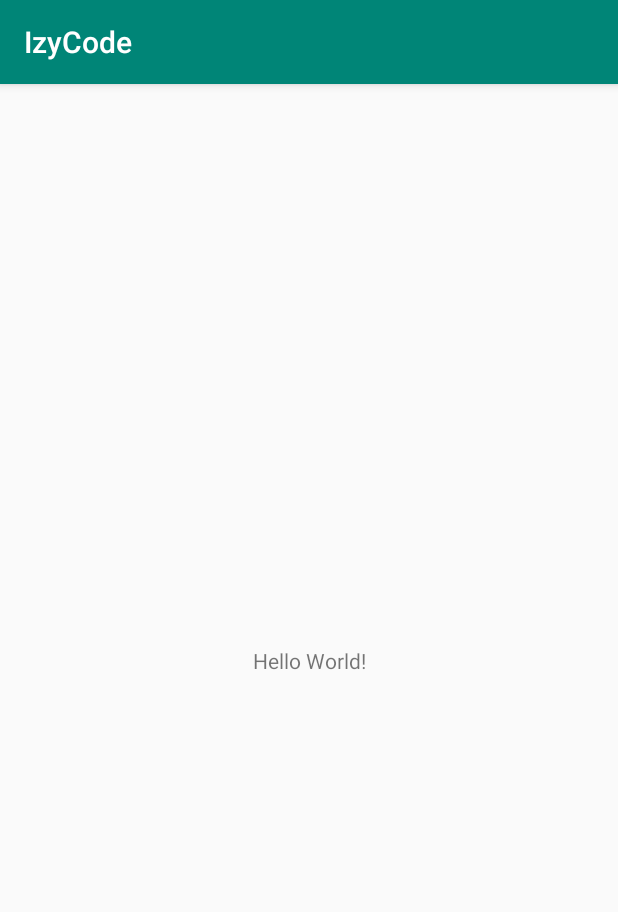
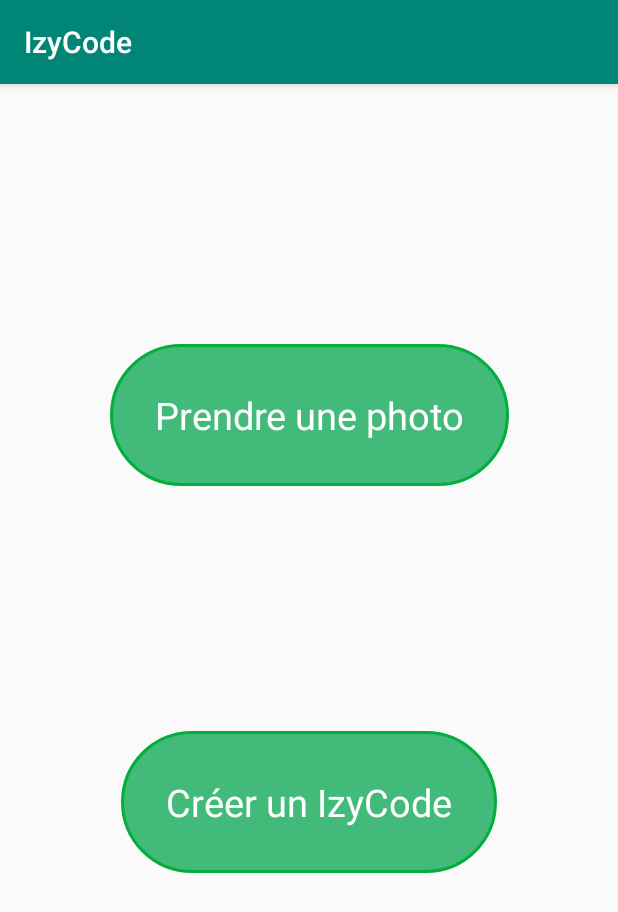
Before and after one commit to flchazelas/Projet-R-seaux-Quazza-Chazelas, an Android app: the screen it shows after launch (MainActivity), on a phone screen of 412 x 824 dp. Shown: the top 912 px of the screen. Run offline under Robolectric (Android 15) with nearby library versions, the phone set to English and light mode, and no system bars.

Commit message:
Ajout des activités de prise de photos et de creation d'izyCode. Creations des layouts correspondant.

```diff
--- a/IzyCode/app/build.gradle
+++ b/IzyCode/app/build.gradle
@@ -25,4 +25,5 @@ dependencies {
     testImplementation 'junit:junit:4.12'
     androidTestImplementation 'com.android.support.test:runner:1.0.2'
     androidTestImplementation 'com.android.support.test.espresso:espresso-core:3.0.2'
+    implementation 'com.android.support:gridlayout-v7:28.0.0'
 }
--- a/IzyCode/app/src/main/java/com/example/izycode/MainActivity.java
+++ b/IzyCode/app/src/main/java/com/example/izycode/MainActivity.java
@@ -1,13 +1,38 @@
 package com.example.izycode;
 
+import android.content.Intent;
 import android.support.v7.app.AppCompatActivity;
 import android.os.Bundle;
+import android.view.View;
+import android.widget.Button;
+
+import com.example.izycode.analysePicture.TakePictureActivity;
 
 public class MainActivity extends AppCompatActivity {
+
+    private Button takePictureButton = null;
+    private Button createIzyCodeButton = null;
+
 
     @Override
     protected void onCreate(Bundle savedInstanceState) {
         super.onCreate(savedInstanceState);
         setContentView(R.layout.activity_main);
+
+        takePictureButton = findViewById(R.id.mainButton_takePicture);
+        createIzyCodeButton = findViewById(R.id.mainButton_createIzyCode);
+
+        takePictureButton.setOnClickListener(new View.OnClickListener() {
+            @Override
+            public void onClick(View v) {
+                Intent startTakePictureActivity = new Intent(MainActivity.this, TakePictureActivity.class);
+
+                startActivity(startTakePictureActivity);
+            }
+        });
+
     }
+
+
+
 }
--- /dev/null
+++ b/IzyCode/app/src/main/res/drawable/button_state.xml
@@ -0,0 +1,32 @@
+<?xml version="1.0" encoding="utf-8"?>
+<selector xmlns:android="http://schemas.android.com/apk/res/android">
+    <item android:state_pressed="false">
+        <shape android:shape="rectangle">
+            <corners android:radius="1000dp" />
+            <solid android:color="#41ba7a" />
+            <stroke
+                android:width="2dip"
+                android:color="#03ae3c" />
+            <padding
+                android:bottom="4dp"
+                android:left="4dp"
+                android:right="4dp"
+                android:top="4dp" />
+        </shape>
+    </item>
+    <item android:state_pressed="true">
+        <shape android:shape="rectangle">
+            <corners android:radius="1000dp" />
+            <solid android:color="#3AA76D" />
+            <stroke
+                android:width="2dip"
+                android:color="#03ae3c" />
+            <padding
+                android:bottom="4dp"
+                android:left="4dp"
+                android:right="4dp"
+                android:top="4dp" />
+        </shape>
+    </item>
+
+</selector>
--- /dev/null
+++ b/IzyCode/app/src/main/res/layout/activity_createizycode.xml
@@ -0,0 +1,6 @@
+<?xml version="1.0" encoding="utf-8"?>
+<android.support.constraint.ConstraintLayout
+    xmlns:android="http://schemas.android.com/apk/res/android" android:layout_width="match_parent"
+    android:layout_height="match_parent">
+
+</android.support.constraint.ConstraintLayout>
--- a/IzyCode/app/src/main/res/layout/activity_main.xml
+++ b/IzyCode/app/src/main/res/layout/activity_main.xml
@@ -1,18 +1,49 @@
 <?xml version="1.0" encoding="utf-8"?>
-<android.support.constraint.ConstraintLayout xmlns:android="http://schemas.android.com/apk/res/android"
+<android.support.constraint.ConstraintLayout
+    xmlns:android="http://schemas.android.com/apk/res/android"
     xmlns:app="http://schemas.android.com/apk/res-auto"
     xmlns:tools="http://schemas.android.com/tools"
     android:layout_width="match_parent"
     android:layout_height="match_parent"
-    tools:context=".MainActivity">
+    tools:context=".MainActivity"
+    android:padding="10dp"
+    android:orientation="vertical">
 
-    <TextView
+
+    <Button
+        android:id="@+id/mainButton_takePicture"
         android:layout_width="wrap_content"
         android:layout_height="wrap_content"
-        android:text="Hello World!"
-        app:layout_constraintBottom_toBottomOf="parent"
-        app:layout_constraintLeft_toLeftOf="parent"
-        app:layout_constraintRight_toRightOf="parent"
+        android:layout_gravity="center"
+        android:layout_marginStart="8dp"
+        android:layout_marginTop="8dp"
+        android:layout_marginEnd="8dp"
+        android:layout_marginBottom="8dp"
+        android:text="@string/mainButton_takePicture"
+        android:textSize="25sp"
+        android:padding="30dp"
+        android:background="@drawable/button_state"
+        android:textColor="@color/colorTextButton"
+        app:layout_constraintBottom_toTopOf="@+id/mainButton_createIzyCode"
+        app:layout_constraintEnd_toEndOf="parent"
+        app:layout_constraintStart_toStartOf="parent"
         app:layout_constraintTop_toTopOf="parent" />
 
+    <Button
+        android:id="@+id/mainButton_createIzyCode"
+        android:layout_width="wrap_content"
+        android:layout_height="wrap_content"
+        android:layout_gravity="center"
+        android:layout_marginStart="8dp"
+        android:layout_marginEnd="8dp"
+        android:layout_marginBottom="232dp"
+        android:background="@drawable/button_state"
+        android:padding="30dp"
+        android:text="@string/mainButton_createIzyCode"
+        android:textColor="@color/colorTextButton"
+        android:textSize="25sp"
+        app:layout_constraintBottom_toBottomOf="parent"
+        app:layout_constraintEnd_toEndOf="parent"
+        app:layout_constraintStart_toStartOf="parent" />
+
 </android.support.constraint.ConstraintLayout>
--- a/IzyCode/app/src/main/res/values/colors.xml
+++ b/IzyCode/app/src/main/res/values/colors.xml
@@ -3,4 +3,6 @@
     <color name="colorPrimary">#008577</color>
     <color name="colorPrimaryDark">#00574B</color>
     <color name="colorAccent">#D81B60</color>
+    <color name="colorButton">#000</color>
+    <color name="colorTextButton">#FFF</color>
 </resources>
--- a/IzyCode/app/src/main/res/values/strings.xml
+++ b/IzyCode/app/src/main/res/values/strings.xml
@@ -1,3 +1,5 @@
 <resources>
     <string name="app_name">IzyCode</string>
+    <string name="mainButton_takePicture">Prendre une photo</string>
+    <string name="mainButton_createIzyCode">Créer un IzyCode</string>
 </resources>
--- a/IzyCode/app/src/main/res/values/styles.xml
+++ b/IzyCode/app/src/main/res/values/styles.xml
@@ -6,6 +6,7 @@
         <item name="colorPrimary">@color/colorPrimary</item>
         <item name="colorPrimaryDark">@color/colorPrimaryDark</item>
         <item name="colorAccent">@color/colorAccent</item>
+        <item name="buttonStyle">@color/colorButton</item>
     </style>
 
 </resources>
```
Also changed, not shown: IzyCode/app/src/main/AndroidManifest.xml (+8 -0 lines), IzyCode/app/src/main/java/com/example/izycode/analysePicture/TakePictureActivity.java (added, +45 -0 lines), IzyCode/app/src/main/java/com/example/izycode/createPicture/CreateIzyCodeActivity.java (added, +19 -0 lines), IzyCode/app/src/main/res/layout/activity_takepicture.xml (added, +25 -0 lines).
